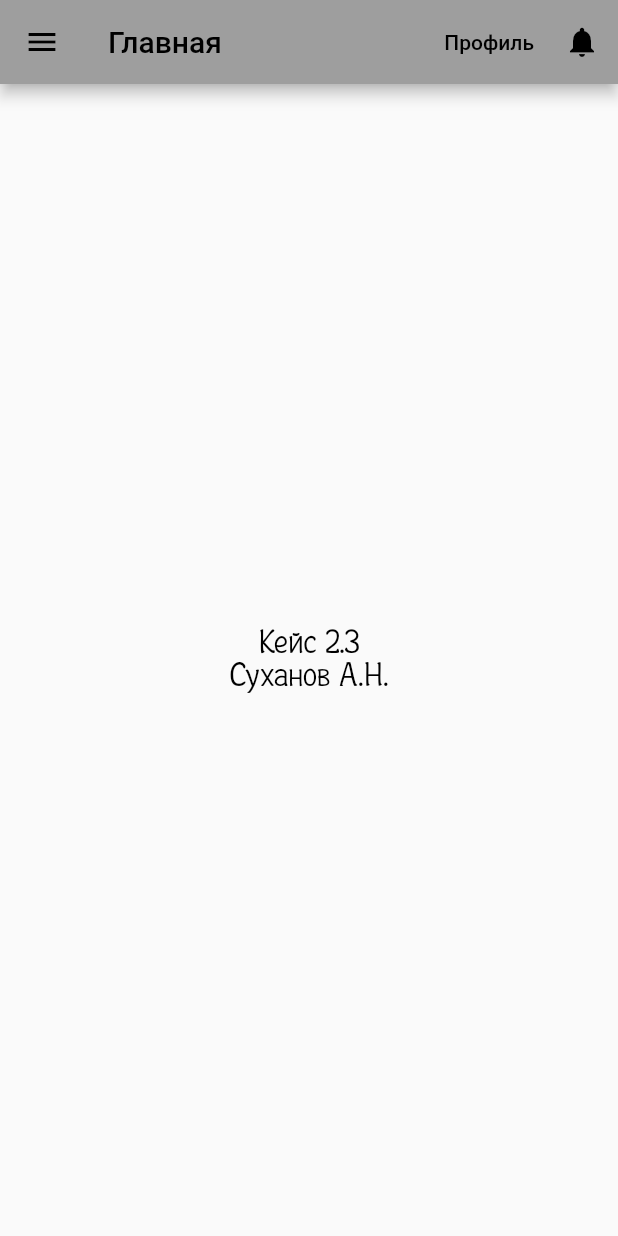
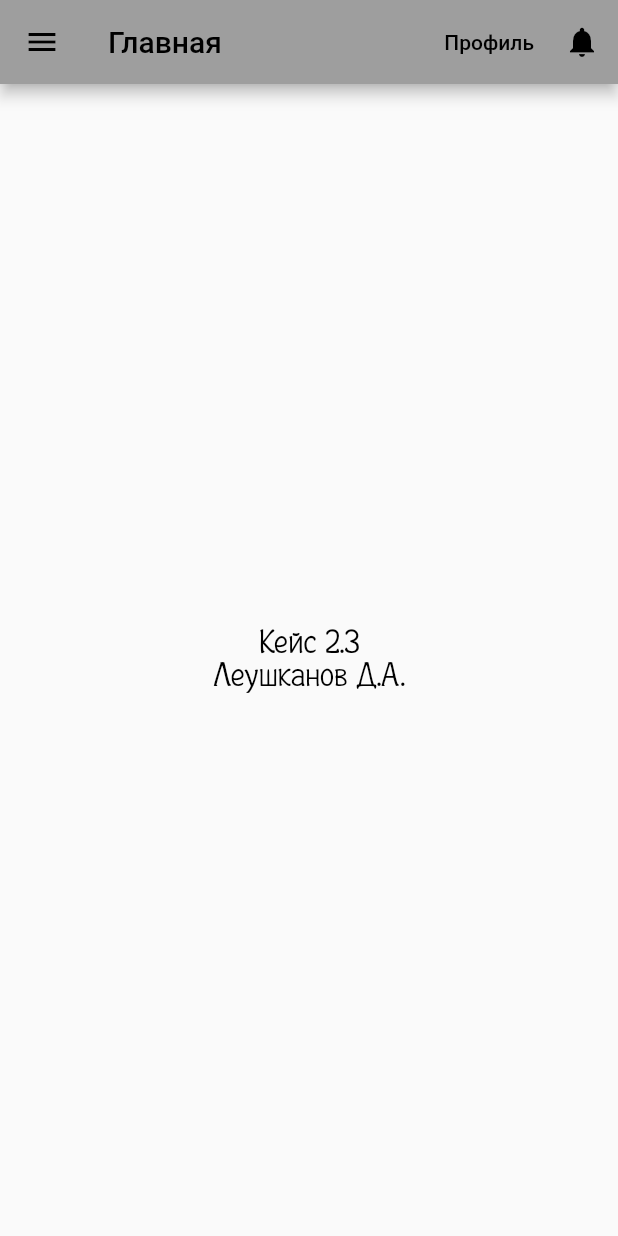
Before and after one commit to LeushD/case_pizza, a Flutter app: the MainScreen screen opened directly, on a phone screen of 412 x 824 dp. Run offline on Flutter 3.47's test engine with Material 2 defaults, Android fonts, the light colour scheme and no system bars; our stand-ins replace syncfusion_flutter_sliders; missing offline and left inert: sliding_switch; Roboto replaces fonts that are missing (Georgia).

Commit message:
Case 2.4

```diff
--- a/lib/navigation_drawer_screen.dart
+++ b/lib/navigation_drawer_screen.dart
@@ -124,7 +124,7 @@ class MainScreen extends StatelessWidget {
           mainAxisAlignment: MainAxisAlignment.center,
           children: const [
             Text("Кейс 2.3"),
-            Text("Суханов А.Н."),
+            Text("Леушканов Д.А."),
           ],
         ),
       ),
--- a/lib/theme_data.dart
+++ b/lib/theme_data.dart
@@ -1,28 +1,31 @@
 import 'package:flutter/material.dart';
 
-ThemeData globalTheme1() => ThemeData(
+ThemeData isLight() => ThemeData(
   fontFamily: 'Georgia',
   colorScheme: ColorScheme.fromSwatch(
     brightness: Brightness.light,
-    primarySwatch: Colors.grey,).copyWith(secondary: Colors.lightBlue),
+    primarySwatch: Colors.grey,
+  ).copyWith(secondary: Colors.lightBlue),
 
   textTheme: const TextTheme(
       headline1: TextStyle(fontFamily: 'LetteraTrentadue', fontSize: 32, color: Colors.black),
       bodyText1: TextStyle(fontFamily:'BureauAP', fontSize: 26, color: Colors.brown),
       bodyText2: TextStyle(fontFamily: 'Plainot', fontSize: 22, color: Colors.black)
   ),
+
 );
 
-ThemeData globalTheme2() => ThemeData(
+ThemeData isDark() => ThemeData(
   fontFamily: 'Georgia',
-
   colorScheme: ColorScheme.fromSwatch(
     brightness: Brightness.dark,
+    primarySwatch: Colors.red,
+  ).copyWith(
+    secondary: Colors.green,
   ),
-
   textTheme: const TextTheme(
       headline1: TextStyle(fontSize: 32, fontFamily:'LetteraTrentadue', color: Colors.white),
-      bodyText1: TextStyle(fontFamily: 'BureauAP', fontSize: 26,color: Colors.white30),
+      bodyText1: TextStyle(fontFamily: 'BureauAP', fontSize: 26,color: Colors.yellowAccent),
       bodyText2: TextStyle(fontFamily: 'Plainot', fontSize: 22, color: Colors.white)
   ),
 
--- /dev/null
+++ b/lib/utils/config.dart
@@ -0,0 +1,5 @@
+library config.globals;
+import 'package:case_pizza/theme_data.dart';
+import 'package:flutter/material.dart';
+
+ThemeData currentTheme = isDark();
```
Also changed, not shown: lib/main.dart (+24 -32 lines), pubspec.lock.
